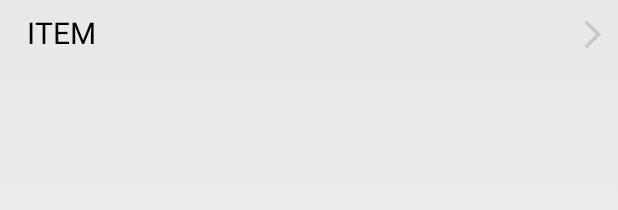
After one commit to GodCameraTeam/GodCamera, an Android app: the layout person_item.xml on its own in the app's theme, with its tools: preview values and no code run, on a phone screen of 412 x 824 dp. The commit adds this screen. Shown: the top 210 px of the screen. Run offline under Robolectric (Android 15) with nearby library versions, the phone set to English and light mode, and no system bars.

Commit message:
person页的fragment

```diff
--- a/Camera/app/src/main/AndroidManifest.xml
+++ b/Camera/app/src/main/AndroidManifest.xml
@@ -15,7 +15,7 @@
         android:allowBackup="true"
         android:icon="@drawable/ic_launcher"
         android:label="@string/app_name"
-        android:theme="@android:style/Theme.NoTitleBar.Fullscreen">
+        android:theme="@android:style/Theme.Holo.Light.NoActionBar.Fullscreen">
         <activity
             android:name="com.godpose.camera.MainActivity"
             android:label="@string/app_name" >
@@ -25,10 +25,6 @@
             </intent-filter>
         </activity>
         <activity android:name=".CameraActivity">
-            <intent-filter>
-                <action android:name="android.intent.action.MAIN" />
-                <category android:name="android.intent.category.LAUNCHER" />
-            </intent-filter>
         </activity>
     </application>
 
--- /dev/null
+++ b/Camera/app/src/main/res/layout/person_item.xml
@@ -0,0 +1,25 @@
+<?xml version="1.0" encoding="utf-8"?>
+<RelativeLayout xmlns:android="http://schemas.android.com/apk/res/android"
+    android:orientation="horizontal"
+    android:layout_width="match_parent"
+    android:layout_height="match_parent"
+    android:padding="8dip" >
+    <ImageView android:id="@+id/item_icon"
+        android:layout_width="wrap_content"
+        android:layout_height="wrap_content"
+        />
+    <TextView android:id="@+id/more_item_text"
+        android:layout_marginLeft="10dip"
+        android:textSize="20dip"
+        android:textColor="#000000"
+        android:layout_width="wrap_content"
+        android:layout_height="wrap_content"
+        android:text="ITEM"/>
+    <ImageView android:id="@+id/item_image"
+        android:layout_marginTop="5dip"
+        android:layout_alignParentRight="true"
+        android:layout_width="wrap_content"
+        android:layout_height="wrap_content"
+        android:background="@drawable/triangle"
+        />
+</RelativeLayout>
--- a/Camera/app/src/main/res/values/strings.xml
+++ b/Camera/app/src/main/res/values/strings.xml
@@ -7,5 +7,9 @@
     <string name="strcamera">相机</string>
     <string name="strpicture">相册</string>
     <string name="strI">我</string>
-
+    <string name="item1">分享账号</string>
+    <string name="item2">个人信息</string>
+    <string name="item3">修改密码</string>
+    <string name="item4">更多设置</string>
+    <string name="item5">关于我们</string>
 </resources>
```
Also changed, not shown: Camera/app/src/main/java/com/godpose/camera/PersonAdapter.java (added, +68 -0 lines), Camera/app/src/main/java/com/godpose/camera/PersonInformation.java (+66 -12 lines), Camera/app/src/main/res/layout/person.xml (added, +13 -0 lines), Camera/app/src/main/res/drawable/triangle.png (added), 24 other files.
